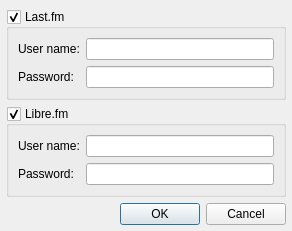
Above: src/plugins/General/scrobbler/settingsdialog.ui from ksv1986/qmmp-staging before the change. Below: the same form after it.
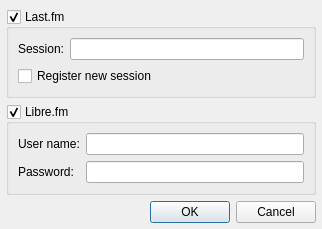
That is the form after the change.

What changed in the file:
```diff
--- a/src/plugins/General/scrobbler/settingsdialog.ui
+++ b/src/plugins/General/scrobbler/settingsdialog.ui
@@ -6,8 +6,8 @@
    <rect>
     <x>0</x>
     <y>0</y>
-    <width>292</width>
-    <height>219</height>
+    <width>322</width>
+    <height>215</height>
    </rect>
   </property>
   <property name="windowTitle">
@@ -38,24 +38,17 @@
       <item row="0" column="0">
        <widget class="QLabel" name="label">
         <property name="text">
-         <string>User name:</string>
+         <string>Session:</string>
         </property>
        </widget>
       </item>
       <item row="0" column="1">
        <widget class="QLineEdit" name="userLineEdit"/>
       </item>
-      <item row="1" column="0">
-       <widget class="QLabel" name="label_2">
+      <item row="1" column="0" colspan="2">
+       <widget class="QCheckBox" name="newSessionCheckBox_lastfm">
         <property name="text">
-         <string>Password:</string>
-        </property>
-       </widget>
-      </item>
-      <item row="1" column="1">
-       <widget class="QLineEdit" name="passwordLineEdit">
-        <property name="echoMode">
-         <enum>QLineEdit::Password</enum>
+         <string>Register new session</string>
         </property>
        </widget>
       </item>
```
Left out of the diff: 2 changed lines with no effect on the pictures.
